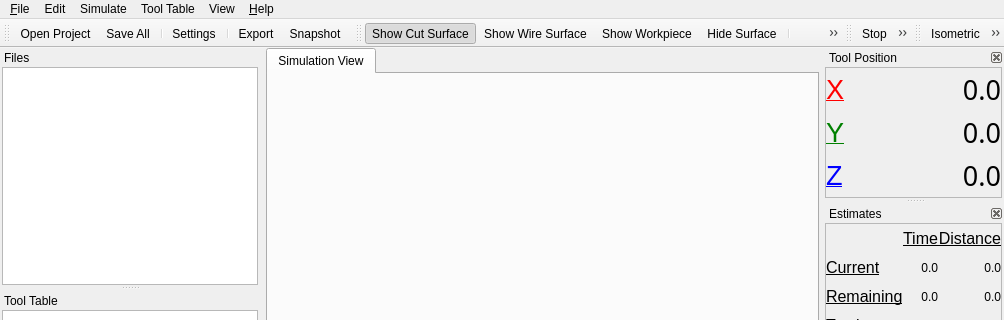
This is qt/camotics.ui in CauldronDevelopmentLLC/CAMotics as Qt 5 draws it before an edit; both pictures show x 0 to 1004 and y 0 to 320 of the 1004 by 797 pixel window. The edited form follows.
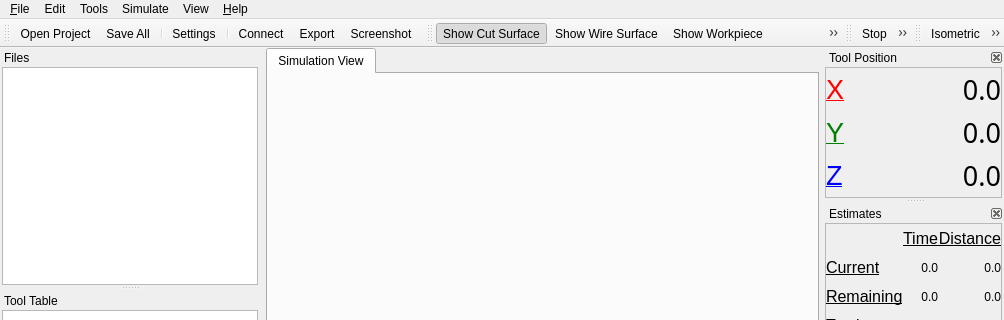
This is the edited form. Icons and pictures are not drawn. Custom widgets are drawn as their Qt base class.

The edit to the form file:
```diff
--- a/qt/camotics.ui
+++ b/qt/camotics.ui
@@ -313,7 +313,7 @@
      <x>0</x>
      <y>0</y>
      <width>1004</width>
-     <height>20</height>
+     <height>24</height>
     </rect>
    </property>
    <widget class="QMenu" name="menuFile">
@@ -414,7 +414,7 @@
    </widget>
    <widget class="QMenu" name="menuTools">
     <property name="title">
-     <string>Tool Table</string>
+     <string>Tools</string>
     </property>
     <addaction name="actionExportToolTable"/>
     <addaction name="actionImportToolTable"/>
@@ -424,8 +424,8 @@
    </widget>
    <addaction name="menuFile"/>
    <addaction name="menuEdit"/>
-   <addaction name="menuSimulate"/>
    <addaction name="menuTools"/>
+   <addaction name="menuSimulate"/>
    <addaction name="menuView_2"/>
    <addaction name="menuHelp"/>
   </widget>
@@ -444,6 +444,7 @@
    <addaction name="separator"/>
    <addaction name="actionSettings"/>
    <addaction name="separator"/>
+   <addaction name="actionConnect"/>
    <addaction name="actionExport"/>
    <addaction name="actionSnapshot"/>
   </widget>
@@ -2297,7 +2298,7 @@
      <normaloff>:/icons/snapshot.png</normaloff>:/icons/snapshot.png</iconset>
    </property>
    <property name="text">
-    <string>Snapshot</string>
+    <string>Screenshot</string>
    </property>
    <property name="toolTip">
     <string>Save a snapshot of the current view</string>
@@ -3049,6 +3050,21 @@
     <string>Reload this file</string>
    </property>
   </action>
+  <action name="actionConnect">
+   <property name="checkable">
+    <bool>true</bool>
+   </property>
+   <property name="icon">
+    <iconset resource="camotics.qrc">
+     <normaloff>:/icons/buildbotics.png</normaloff>:/icons/buildbotics.png</iconset>
+   </property>
+   <property name="text">
+    <string>Connect</string>
+   </property>
+   <property name="toolTip">
+    <string>Connect to a Buildbotics CNC Controller</string>
+   </property>
+  </action>
  </widget>
  <customwidgets>
   <customwidget>
```
Left out of the diff: 15 changed lines with no effect on the pictures.
